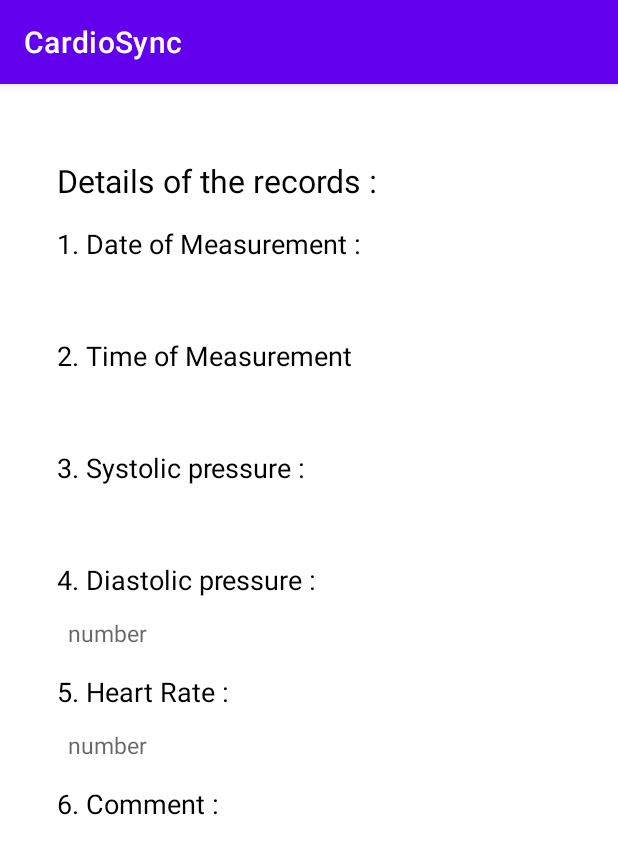
After one commit to joy07092/CardioSync, an Android app: the Details_Activity screen opened directly, with no data from a screen before it, on a phone screen of 412 x 824 dp. The commit adds this screen. Shown: the top 854 px of the screen. Run offline under Robolectric (Android 15) with nearby library versions, the phone set to English and light mode, and no system bars; 7 statements that could not run were skipped.

Commit message:
Main activity and details activity completed

```diff
--- a/app/src/main/AndroidManifest.xml
+++ b/app/src/main/AndroidManifest.xml
@@ -12,6 +12,20 @@
         android:supportsRtl="true"
         android:theme="@style/Theme.CardioSync"
         tools:targetApi="31">
+        <activity
+            android:name=".UpdateActivity"
+            android:exported="false">
+            <meta-data
+                android:name="android.app.lib_name"
+                android:value="" />
+        </activity>
+        <activity
+            android:name=".Details_Activity"
+            android:exported="false">
+            <meta-data
+                android:name="android.app.lib_name"
+                android:value="" />
+        </activity>
         <activity
             android:name=".DataEntry"
             android:exported="false">
--- /dev/null
+++ b/app/src/main/java/com/example/cardiosync/Details_Activity.java
@@ -0,0 +1,38 @@
+package com.example.cardiosync;
+
+import androidx.appcompat.app.AppCompatActivity;
+
+import android.content.Intent;
+import android.os.Bundle;
+import android.widget.TextView;
+
+import java.util.ArrayList;
+
+public class Details_Activity extends AppCompatActivity {
+
+    ArrayList<ModelClass> mcl = RecordList.mcl;  //for getting the full data collection
+    ModelClass modelClass;   //for storing the particular data
+    TextView dateT,timeT,systolicT,diastolicT,heartRateT,commentT;  //to show data
+
+    @Override
+    protected void onCreate(Bundle savedInstanceState) {
+        super.onCreate(savedInstanceState);
+        setContentView(R.layout.activity_details);
+
+        Intent intent = getIntent();  //getting the intent
+        int index = intent.getIntExtra("index",0);  //getting the particular index for the particular data
+        dateT= findViewById(R.id.DdateValue);
+        timeT = findViewById(R.id.DtimeValue);
+        systolicT = findViewById(R.id.DsystolicValue);
+        diastolicT = findViewById(R.id.DdiastolicValue);
+        heartRateT = findViewById(R.id.DheartRateValue);
+        commentT = findViewById(R.id.DcommentValue);  //finding the views
+        modelClass = mcl.get(index);  //getting just the data needed
+        dateT.setText(modelClass.getDate() + "(yyyy-mm-dd)"); //setting the data in the views
+        timeT.setText(modelClass.getTime() + "(24 hour format)");
+        systolicT.setText(modelClass.getSystolic());
+        diastolicT.setText(modelClass.getDiastolic());
+        heartRateT.setText(modelClass.getBloodPressure());
+        commentT.setText(modelClass.getComment());
+    }
+}
--- a/app/src/main/java/com/example/cardiosync/MainActivity.java
+++ b/app/src/main/java/com/example/cardiosync/MainActivity.java
@@ -8,6 +8,7 @@ import android.content.SharedPreferences;
 import android.os.Bundle;
 import android.view.View;
 import android.widget.Button;
+import android.widget.Toast;
 
 import com.google.gson.Gson;
 import com.google.gson.reflect.TypeToken;
@@ -42,9 +43,64 @@ public class MainActivity extends AppCompatActivity {
                 startActivity(intent);
             }
         });
+
+        recyclerView1=findViewById(R.id.recyclarView);
+        adapter =new TaskAdapter(MainActivity.this, RecordList.mcl);
+        recyclerView1.setAdapter(adapter);   //getting the recyclerview ready
+
+        adapter.setClickListener(new TaskAdapter.ClickListener(){  //work inside the recycleview
+            @Override
+            public void customOnClick(int position, View v) {
+
+            }
+
+            @Override
+            public void customOnLongClick(int position, View v) {
+
+            }
+
+            @Override
+            public void onDeleteClick(int position) {  //clicking the delete button
+                new RecordList().deleteRecord(position);
+                adapter.notifyItemRemoved(position);
+                saveData();
+                Toast.makeText(MainActivity.this,"Delete Successful",Toast.LENGTH_SHORT).show();
+            }
+
+            public void onEditClick(int position) {  //clicking the update button
+                Intent intent = new Intent(MainActivity.this, UpdateActivity.class);
+                intent.putExtra("index",position);
+                startActivity(intent);
+            }
+
+            @Override
+            public void DetailClick(int position){  //just clicking the item for details
+                Intent intent1= new Intent(MainActivity.this,Details_Activity.class);
+                intent1.putExtra("index",position);
+                startActivity(intent1);
+            }
+        });
     }
 
-    private void retrieveData() {  //for getting the stored data
+    private void saveData() {   //save data and passing
+        sharedPreferences = getSharedPreferences("project",MODE_PRIVATE);
+        editor = sharedPreferences.edit();
+        gson = new Gson();
+        String jsonString = gson.toJson(RecordList.mcl);
+        editor.putString("project",jsonString);
+        editor.apply();
+    }
 
+    //for getting the stored data
+    private void retrieveData() {
+        sharedPreferences = getSharedPreferences("project",MODE_PRIVATE);
+        gson = new Gson();
+        String jsonString = sharedPreferences.getString("project",null);
+        Type type = new TypeToken<ArrayList<ModelClass>>(){}.getType();
+        RecordList.mcl = gson.fromJson(jsonString,type);
+        if(RecordList.mcl ==null)
+        {
+            RecordList.mcl = new ArrayList<>();
+        }
     }
 }
--- /dev/null
+++ b/app/src/main/java/com/example/cardiosync/UpdateActivity.java
@@ -0,0 +1,14 @@
+package com.example.cardiosync;
+
+import androidx.appcompat.app.AppCompatActivity;
+
+import android.os.Bundle;
+
+public class UpdateActivity extends AppCompatActivity {
+
+    @Override
+    protected void onCreate(Bundle savedInstanceState) {
+        super.onCreate(savedInstanceState);
+        setContentView(R.layout.activity_update);
+    }
+}
--- /dev/null
+++ b/app/src/main/res/layout/activity_details.xml
@@ -0,0 +1,173 @@
+<?xml version="1.0" encoding="utf-8"?>
+<androidx.constraintlayout.widget.ConstraintLayout xmlns:android="http://schemas.android.com/apk/res/android"
+    xmlns:app="http://schemas.android.com/apk/res-auto"
+    xmlns:tools="http://schemas.android.com/tools"
+    android:layout_width="match_parent"
+    android:layout_height="match_parent"
+    android:id="@+id/details"
+    tools:context=".Details_Activity">
+
+    <TextView
+        android:id="@+id/header"
+        android:layout_width="wrap_content"
+        android:layout_height="wrap_content"
+        android:layout_marginStart="38dp"
+        android:layout_marginTop="50dp"
+        android:text="Details of the records :"
+        android:textColor="@color/black"
+        android:textSize="21sp"
+        app:layout_constraintStart_toStartOf="parent"
+        app:layout_constraintTop_toTopOf="parent" />
+
+    <TextView
+        android:id="@+id/date"
+        android:layout_width="wrap_content"
+        android:layout_height="wrap_content"
+        android:layout_marginTop="15dp"
+        android:text="1. Date of Measurement :"
+        android:textColor="@color/black"
+        android:textSize="18sp"
+        app:layout_constraintStart_toStartOf="@+id/header"
+        app:layout_constraintTop_toBottomOf="@+id/header" />
+
+    <TextView
+        android:id="@+id/DdateValue"
+        android:layout_width="fill_parent"
+        android:layout_height="wrap_content"
+        android:layout_marginStart="38dp"
+        android:layout_marginEnd="30dp"
+        android:layout_marginTop="5dp"
+        android:padding="7dp"
+        android:textColor="@color/black"
+        android:textSize="15sp"
+        app:layout_constraintStart_toStartOf="@+id/header"
+        app:layout_constraintTop_toBottomOf="@+id/date" />
+
+    <TextView
+        android:id="@+id/time"
+        android:layout_width="wrap_content"
+        android:layout_height="wrap_content"
+        android:layout_marginTop="50dp"
+        android:text="2. Time of Measurement"
+        android:textColor="@color/black"
+        android:textSize="18sp"
+        app:layout_constraintStart_toStartOf="@+id/header"
+        app:layout_constraintTop_toBottomOf="@+id/date" />
+
+    <TextView
+        android:id="@+id/DtimeValue"
+        android:layout_width="fill_parent"
+        android:layout_height="wrap_content"
+        android:layout_marginStart="38dp"
+        android:layout_marginEnd="30dp"
+        android:layout_marginTop="5dp"
+        android:padding="7dp"
+        android:textColor="@color/black"
+        android:textSize="15sp"
+        app:layout_constraintStart_toStartOf="@+id/header"
+        app:layout_constraintTop_toBottomOf="@+id/time" />
+
+    <TextView
+        android:id="@+id/systolic"
+        android:layout_width="wrap_content"
+        android:layout_height="wrap_content"
+        android:layout_marginTop="50dp"
+        android:text="3. Systolic pressure : "
+        android:textColor="@color/black"
+        android:textSize="18sp"
+        app:layout_constraintStart_toStartOf="@+id/header"
+        app:layout_constraintTop_toBottomOf="@+id/time" />
+
+    <TextView
+        android:id="@+id/DsystolicValue"
+        android:layout_width="fill_parent"
+        android:layout_height="wrap_content"
+        android:layout_marginStart="38dp"
+        android:layout_marginEnd="30dp"
+        android:layout_marginTop="5dp"
+        android:padding="7dp"
+        android:textColor="@color/black"
+        android:textSize="15sp"
+        app:layout_constraintStart_toStartOf="@+id/header"
+        app:layout_constraintTop_toBottomOf="@+id/systolic" />
+
+    <TextView
+        android:id="@+id/diastolic"
+        android:layout_width="wrap_content"
+        android:layout_height="wrap_content"
+        android:layout_marginTop="50dp"
+        android:text="4. Diastolic pressure : "
+        android:textColor="@color/black"
+        android:textSize="18sp"
+        app:layout_constraintStart_toStartOf="@+id/header"
+        app:layout_constraintTop_toBottomOf="@+id/systolic" />
+
+    <TextView
+        android:id="@+id/DdiastolicValue"
+        android:layout_width="fill_parent"
+        android:layout_height="wrap_content"
+        android:layout_marginStart="38dp"
+        android:layout_marginEnd="30dp"
+        android:layout_marginTop="5dp"
+        android:hint="number"
+        android:inputType="number"
+        android:padding="7dp"
+        android:textColor="@color/black"
+        android:textSize="15sp"
+        app:layout_constraintStart_toStartOf="@+id/header"
+        app:layout_constraintTop_toBottomOf="@+id/diastolic" />
+
+    <TextView
+        android:id="@+id/DheartRate"
+        android:layout_width="wrap_content"
+        android:layout_height="wrap_content"
+        android:layout_marginTop="50dp"
+        android:text="5. Heart Rate :"
+        android:textColor="@color/black"
+        android:textSize="18sp"
+        app:layout_constraintStart_toStartOf="@+id/header"
+        app:layout_constraintTop_toBottomOf="@+id/diastolic" />
+
+    <TextView
+        android:id="@+id/DheartRateValue"
+        android:layout_width="fill_parent"
+        android:layout_height="wrap_content"
+        android:layout_marginStart="38dp"
+        android:layout_marginEnd="30dp"
+        android:layout_marginTop="5dp"
+        android:hint="number"
+        android:inputType="number"
+        android:padding="7dp"
+        android:textColor="@color/black"
+        android:textSize="15sp"
+        app:layout_constraintStart_toStartOf="@+id/header"
+        app:layout_constraintTop_toBottomOf="@+id/DheartRate" />
+
+
+    <TextView
+        android:id="@+id/comment"
+        android:layout_width="wrap_content"
+        android:layout_height="wrap_content"
+        android:layout_marginTop="50dp"
+        android:text="6. Comment :"
+        android:textColor="@color/black"
+        android:textSize="18sp"
+        app:layout_constraintStart_toStartOf="@+id/header"
+        app:layout_constraintTop_toBottomOf="@+id/DheartRate" />
+
+    <TextView
+        android:id="@+id/DcommentValue"
+        android:layout_width="fill_parent"
+        android:layout_height="wrap_content"
+        android:layout_marginStart="38dp"
+        android:layout_marginEnd="30dp"
+        android:layout_marginTop="5dp"
+        android:backgroundTint="@color/white"
+        android:padding="7dp"
+        android:textColor="@color/black"
+        android:textSize="15sp"
+        app:layout_constraintStart_toStartOf="@+id/header"
+        app:layout_constraintTop_toBottomOf="@+id/comment"
+        />
+
+</androidx.constraintlayout.widget.ConstraintLayout>
--- /dev/null
+++ b/app/src/main/res/layout/activity_update.xml
@@ -0,0 +1,9 @@
+<?xml version="1.0" encoding="utf-8"?>
+<androidx.constraintlayout.widget.ConstraintLayout xmlns:android="http://schemas.android.com/apk/res/android"
+    xmlns:app="http://schemas.android.com/apk/res-auto"
+    xmlns:tools="http://schemas.android.com/tools"
+    android:layout_width="match_parent"
+    android:layout_height="match_parent"
+    tools:context=".UpdateActivity">
+
+</androidx.constraintlayout.widget.ConstraintLayout>
```
